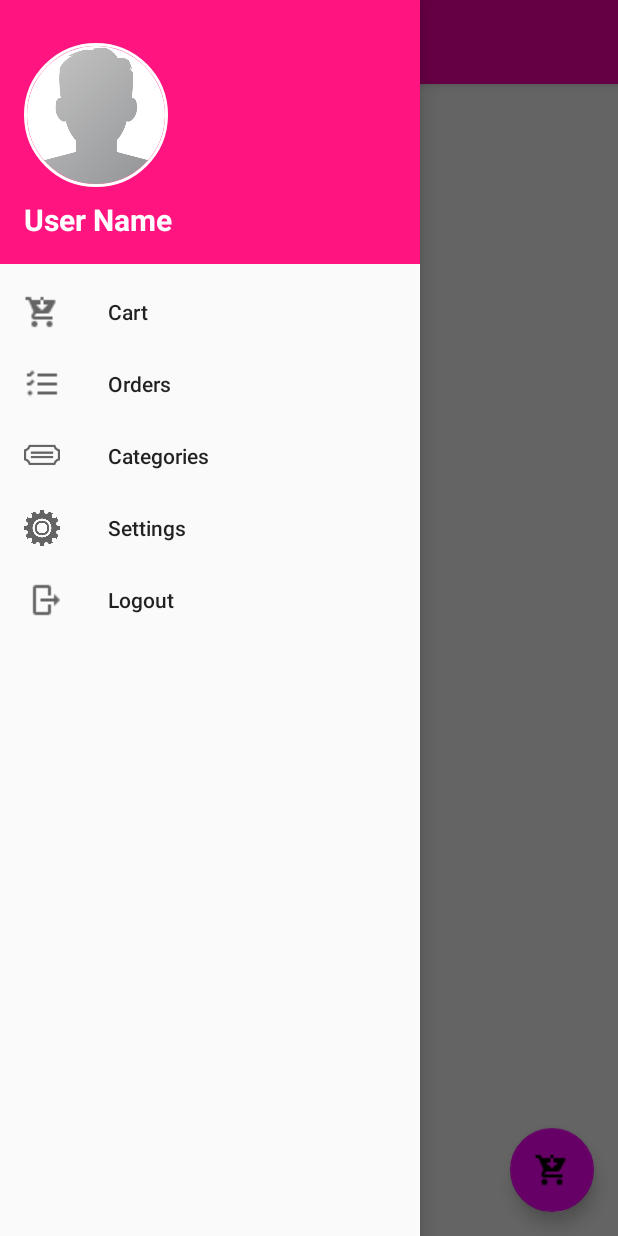
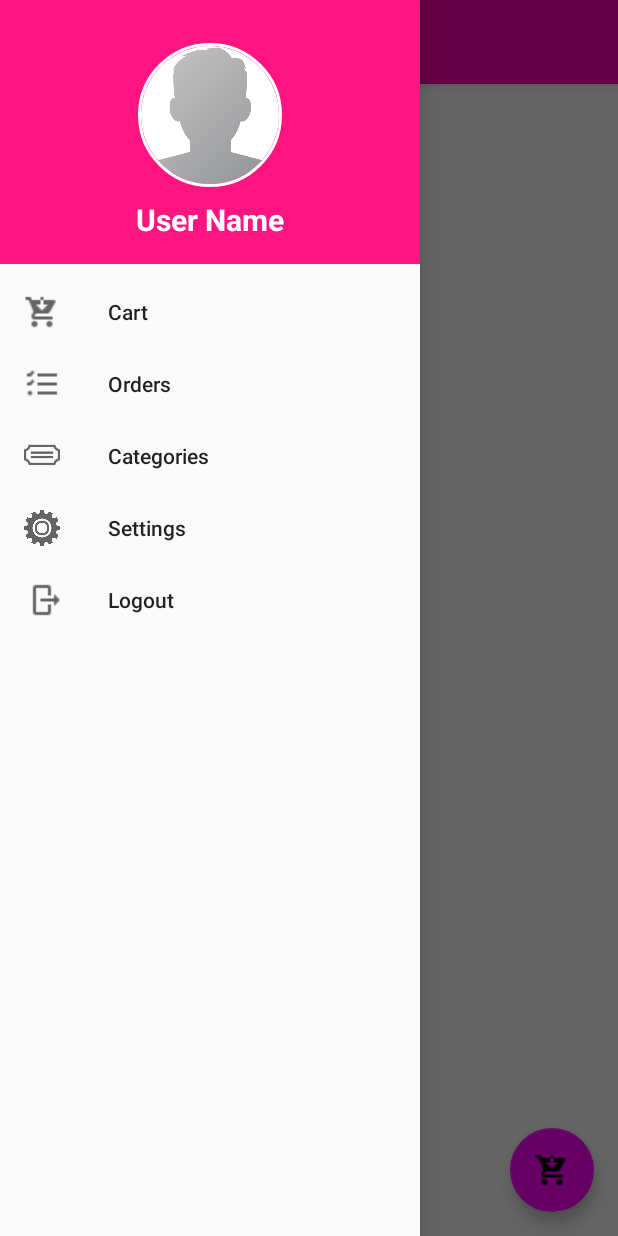
Before and after one commit to woupyie/Thrifty, an Android app: the HomeActivity screen opened directly, with no data from a screen before it, with the side drawer open, on a phone screen of 412 x 824 dp. Run offline under Robolectric (Android 15) with nearby library versions, the phone set to English and light mode, and no system bars; our stand-ins replace CircleImageView, navigation-ui; libraries missing offline, so code that uses them is left out: io.paperdb; 2 statements that could not run were skipped.

Commit message:
Place user's name on the navigation drawer UserName

```diff
--- a/app/src/main/java/com/woupyie/thrifty/HomeActivity.java
+++ b/app/src/main/java/com/woupyie/thrifty/HomeActivity.java
@@ -10,6 +10,7 @@ import android.widget.TextView;
 import com.google.android.material.floatingactionbutton.FloatingActionButton;
 import com.google.android.material.snackbar.Snackbar;
 import com.google.android.material.navigation.NavigationView;
+import com.woupyie.thrifty.Prevalent.Prevalent;
 
 import androidx.annotation.NonNull;
 import androidx.appcompat.app.ActionBarDrawerToggle;
@@ -62,6 +63,8 @@ public class HomeActivity extends AppCompatActivity implements NavigationView.On
         View headerView = navigationView.getHeaderView(0);
         TextView userNameTextView = headerView.findViewById(R.id.user_profile_name);
         CircleImageView profileImageView = headerView.findViewById(R.id.user_profile_image);
+
+        userNameTextView.setText(Prevalent.currentOnlineUsers.getName());
 
     }
     @Override
--- a/app/src/main/java/com/woupyie/thrifty/LoginActivity.java
+++ b/app/src/main/java/com/woupyie/thrifty/LoginActivity.java
@@ -138,6 +138,7 @@ public class LoginActivity extends AppCompatActivity {
                               loadingBar.dismiss();
 
                               Intent intent = new Intent(LoginActivity.this, HomeActivity.class);
+                              Prevalent.currentOnlineUsers = usersData;
                               startActivity(intent);
 
                             }
--- a/app/src/main/java/com/woupyie/thrifty/Prevalent/Prevalent.java
+++ b/app/src/main/java/com/woupyie/thrifty/Prevalent/Prevalent.java
@@ -5,7 +5,7 @@ import com.woupyie.thrifty.Model.Users;
 public class Prevalent {
     // forget password and remember me
 
-    private static Users currentOnlineUsers;
+    public static Users currentOnlineUsers;
 
     public  static  final String UserPhoneKey = "UserPhone";
     public  static  final String UserPasswordKey = "UserPassword";
--- a/app/src/main/res/layout/nav_header_home.xml
+++ b/app/src/main/res/layout/nav_header_home.xml
@@ -19,7 +19,8 @@
         android:layout_height="96dp"
         android:src="@drawable/profile"
         app:civ_border_width="2dp"
-        app:civ_border_color="#FFFFFF"/>
+        app:civ_border_color="#FFFFFF"
+        android:layout_gravity="center"/>
 
     <TextView
         android:id="@+id/user_profile_name"
@@ -29,7 +30,8 @@
         android:text="@string/profile_user_name"
         android:textStyle="bold"
         android:textSize="20sp"
-        android:textAppearance="@style/TextAppearance.AppCompat.Body1" />
+        android:textAppearance="@style/TextAppearance.AppCompat.Body1"
+        android:gravity="center"/>
 
 
 </LinearLayout>
```
